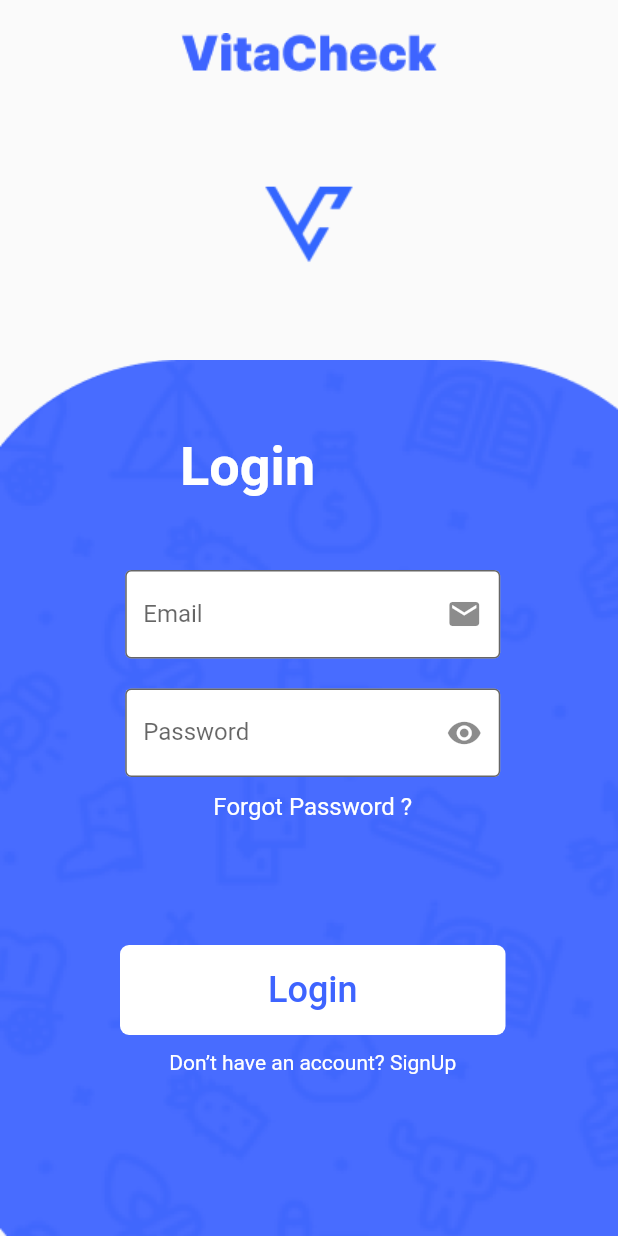
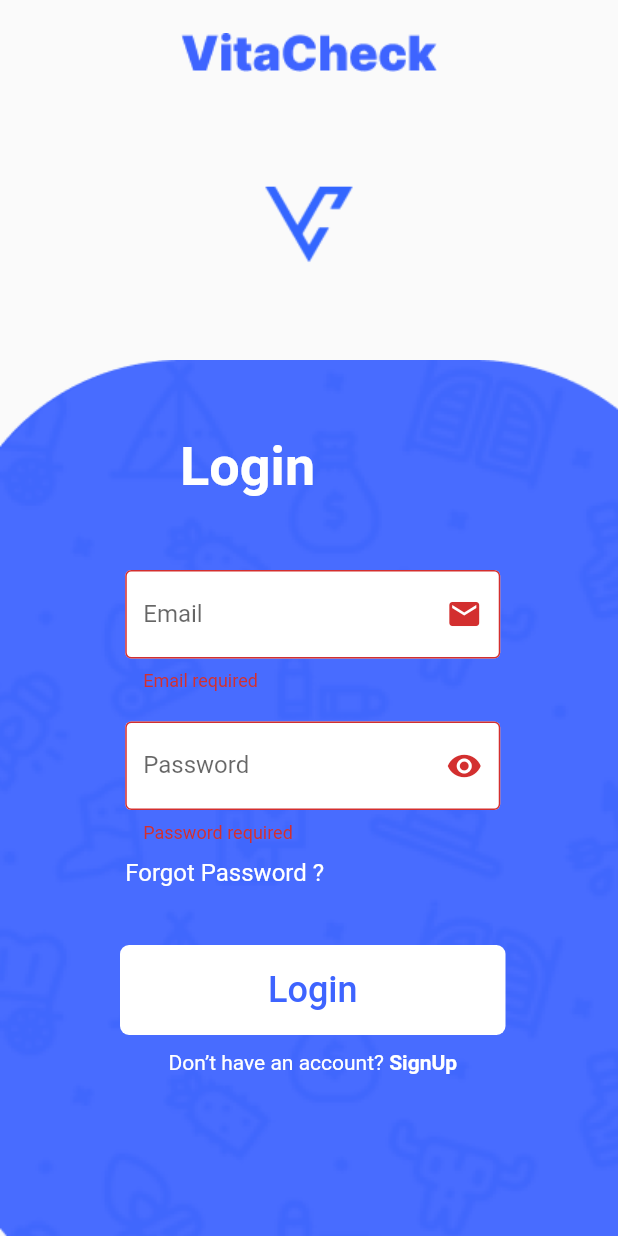
Before and after one commit to akuetteh51/ProjectWork, a Flutter app: the LogIn screen opened directly, after a tap on "Login", on a phone screen of 412 x 824 dp. Run offline on Flutter 3.47's test engine with Material 2 defaults, Android fonts, the light colour scheme and no system bars; our stand-ins replace animated_splash_screen, charts_flutter, cloud_firestore, equatable, firebase_auth, firebase_core and 2 more; accounts and stored records are empty.

Commit message:
validation for login started

```diff
--- /dev/null
+++ b/vita_chek_v2/lib/provider/sigin/sigin_state.dart
@@ -0,0 +1,36 @@
+import 'package:equatable/equatable.dart';
+
+import 'package:vita_chek_v2/models/custom_error.dart';
+
+enum SigninStatus {
+  initial,
+  submitting,
+  success,
+  error,
+}
+
+class SigninState extends Equatable {
+  final SigninStatus signinStatus;
+  final customError error;
+  SigninState({
+    required this.signinStatus,
+    required this.error,
+  });
+  factory SigninState.initial() {
+    return SigninState(
+      signinStatus: SigninStatus.initial,
+      error: customError(),
+    );
+  }
+  @override
+  List<Object> get props => [signinStatus, error];
+
+  @override
+  bool get stringify => true;
+  SigninState copyWith({SigninStatus? signinStatus, customError? error}) {
+    return SigninState(
+      signinStatus: signinStatus ?? this.signinStatus,
+      error: error ?? this.error,
+    );
+  }
+}
--- /dev/null
+++ b/vita_chek_v2/lib/provider/sigin/signin_provider.dart
@@ -0,0 +1,30 @@
+import 'package:flutter/material.dart';
+import 'package:vita_chek_v2/models/custom_error.dart';
+import 'package:vita_chek_v2/provider/sigin/sigin_state.dart';
+import 'package:vita_chek_v2/views/auth_repos.dart';
+
+class SigninProvider with ChangeNotifier {
+  SigninState _state = SigninState.initial();
+  SigninState get state => _state;
+
+  final AuthRepository authRepository;
+  SigninProvider({
+    required this.authRepository,
+  });
+  Future<void> signin({
+    required String email,
+    required String password,
+  }) async {
+    _state = _state.copyWith(signinStatus: SigninStatus.submitting);
+    notifyListeners();
+    try {
+      await authRepository.login(email: email, password: password);
+      _state = _state.copyWith(signinStatus: SigninStatus.success);
+      notifyListeners();
+    } on customError catch (e) {
+      _state = _state.copyWith(signinStatus: SigninStatus.error, error: e);
+      notifyListeners();
+      rethrow;
+    }
+  }
+}
--- a/vita_chek_v2/lib/views/login.dart
+++ b/vita_chek_v2/lib/views/login.dart
@@ -1,10 +1,48 @@
 import 'package:flutter/material.dart';
+import 'package:validators/validators.dart';
+import 'package:vita_chek_v2/models/custom_error.dart';
+import 'package:vita_chek_v2/provider/sigin/sigin_state.dart';
+import 'package:vita_chek_v2/provider/sigin/signin_provider.dart';
+import 'package:provider/provider.dart';
 
-class LogIn extends StatelessWidget {
-  const LogIn({super.key});
+import '../controller/error_dialog.dart';
+import 'signup.dart';
+
+class LogIn extends StatefulWidget {
+  LogIn({super.key});
+
+  @override
+  State<LogIn> createState() => _LogInState();
+}
+
+class _LogInState extends State<LogIn> {
+  final _formKey = GlobalKey<FormState>();
+
+  AutovalidateMode _autovalidateMode = AutovalidateMode.disabled;
+
+  String? _email, _password;
+
+  void _submit() async {
+    setState(() {
+      _autovalidateMode = AutovalidateMode.always;
+    });
+    final form = _formKey.currentState;
+    if (form == null || !form.validate()) return;
+    form.save();
+    print('email:$_email password: $_password');
+
+    try {
+      await context
+          .read<SigninProvider>()
+          .signin(email: _email!, password: _password!);
+    } on customError catch (e) {
+      errorDialog(context, e);
+    }
+  }
 
   @override
   Widget build(BuildContext context) {
+    final signinState = context.watch<SigninProvider>().state;
     return Scaffold(
       body: SingleChildScrollView(
         child: SafeArea(
@@ -57,11 +95,19 @@ class LogIn extends StatelessWidget {
                               Container(
                                 height: 270,
                                 width: 250,
-                                child: Column(children: [
+                                child: Form(
+                                  key: _formKey,
+                                  autovalidateMode: _autovalidateMode,
+                                  child: ListView(
+                                    shrinkWrap: true,
+                                    children: [
                                       SizedBox(
                                         height: 20,
                                       ),
-                                  TextField(
+                                      TextFormField(
+                                        keyboardType:
+                                            TextInputType.emailAddress,
+                                        autofocus: false,
                                         decoration: InputDecoration(
                                           border: OutlineInputBorder(),
                                           fillColor: Colors.white,
@@ -69,19 +115,46 @@ class LogIn extends StatelessWidget {
                                           labelText: "Email",
                                           suffixIcon: Icon(Icons.mail),
                                         ),
+                                        validator: (String? value) {
+                                          if (value == null ||
+                                              value.trim().isEmpty) {
+                                            return 'Email required';
+                                          }
+                                          if (!isEmail(value.trim())) {
+                                            return 'Enter a valid Email';
+                                          }
+                                          return null;
+                                        },
+                                        onSaved: (String? value) {
+                                          _email = value;
+                                        },
                                       ),
                                       SizedBox(
                                         height: 20,
                                       ),
-                                  TextField(
+                                      TextFormField(
                                         decoration: InputDecoration(
                                           border: OutlineInputBorder(),
                                           fillColor: Colors.white,
                                           filled: true,
                                           labelText: "Password",
-                                      suffixIcon: Icon(Icons.remove_red_eye),
+                                          suffixIcon:
+                                              Icon(Icons.remove_red_eye),
                                         ),
                                         obscureText: true,
+                                        validator: (String? value) {
+                                          if (value == null ||
+                                              value.trim().isEmpty) {
+                                            return 'Password required';
+                                          }
+                                          if (value.trim().length < 6) {
+                                            return 'Password must be at least 6 characteers long';
+                                          }
+                                          return null;
+                                        },
+                                        onSaved: (String? value) {
+                                          _password = value;
+                                        },
                                       ),
                                       SizedBox(
                                         height: 10,
@@ -91,7 +164,9 @@ class LogIn extends StatelessWidget {
                                         style: TextStyle(
                                             color: Colors.white, fontSize: 16),
                                       )
-                                ]),
+                                    ],
+                                  ),
+                                ),
                               ),
                               Container(
                                 decoration: BoxDecoration(
@@ -102,22 +177,51 @@ class LogIn extends StatelessWidget {
                                 height: 60,
                                 child: TextButton(
                                   child: Text(
-                                    "Login",
+                                    signinState.signinStatus ==
+                                            SigninStatus.submitting
+                                        ? "loading...."
+                                        : "Login",
                                     style: TextStyle(
                                       fontSize: 24,
                                       color: Color(0xff3E64FF),
                                     ),
                                   ),
-                                  onPressed: () {},
+                                  onPressed: signinState.signinStatus ==
+                                          SigninStatus.submitting
+                                      ? null
+                                      : _submit,
                                 ),
                               ),
                               SizedBox(
                                 height: 10,
                               ),
+                              GestureDetector(
+                                onTap: signinState.signinStatus ==
+                                        SigninStatus.submitting
+                                    ? null
+                                    : () {
+                                        Navigator.pushReplacement(
+                                          context,
+                                          MaterialPageRoute(
+                                              builder: (_) => SignUp()),
+                                        );
+                                      },
+                                child: Row(
+                                  children: [
                                     Text(
-                                "Don’t have an account? SignUp",
+                                      "Don’t have an account? ",
                                       style: TextStyle(
                                           color: Colors.white, fontSize: 14),
+                                    ),
+                                    Text(
+                                      "SignUp",
+                                      style: TextStyle(
+                                          fontWeight: FontWeight.bold,
+                                          color: Colors.white,
+                                          fontSize: 14),
+                                    ),
+                                  ],
+                                ),
                               ),
                             ],
                           ),
--- a/vita_chek_v2/lib/views/splash.dart
+++ b/vita_chek_v2/lib/views/splash.dart
@@ -1,6 +1,7 @@
 import 'package:flutter/material.dart';
 import 'package:provider/provider.dart';
 import 'package:vita_chek_v2/views/homeLogin.dart';
+import 'package:vita_chek_v2/views/login.dart';
 import 'package:vita_chek_v2/views/signup.dart';
 import 'package:vita_chek_v2/views/welcome.dart';
 
@@ -28,7 +29,7 @@ class Splash extends StatelessWidget {
       Navigator.push(
         context,
         MaterialPageRoute(
-          builder: (context) => SignUp(),
+          builder: (context) => LogIn(),
         ),
       );
     }
```
Also changed, not shown: vita_chek_v2/lib/controller/error_dialog.dart (added, +40 -0 lines), vita_chek_v2/lib/main.dart (+7 -12 lines), vita_chek_v2/lib/views/homeLogin.dart (+4 -5 lines), vita_chek_v2/lib/views/signup.dart (+7 -1 lines). Lines whose indentation alone changed are shown as unchanged.
